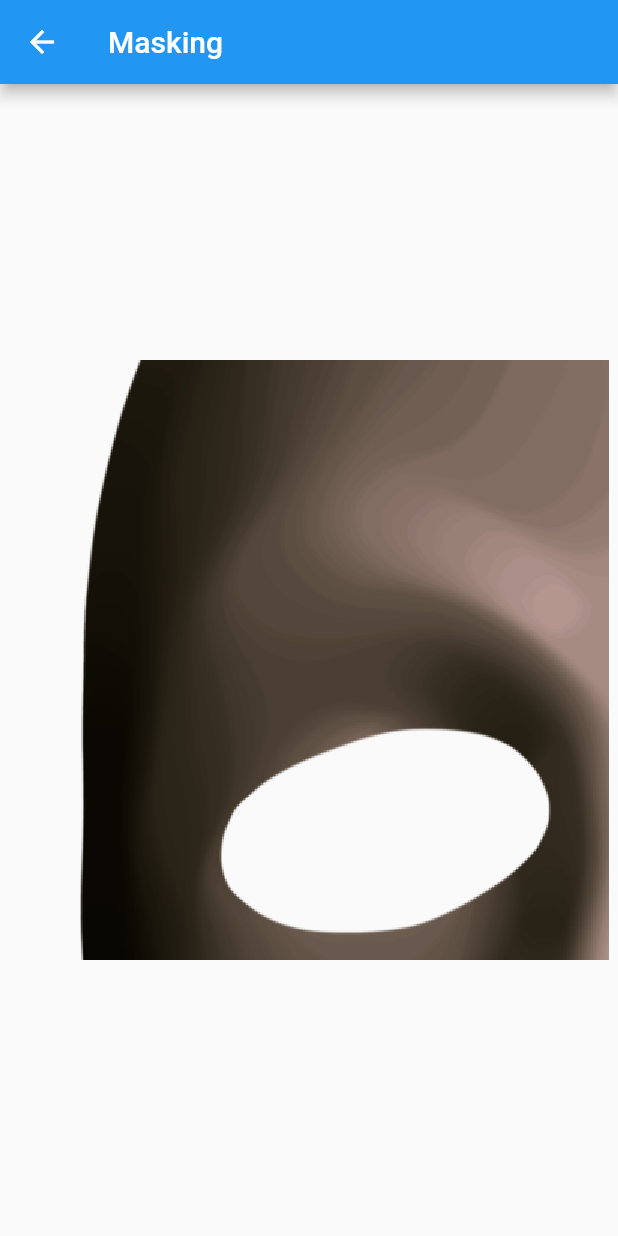
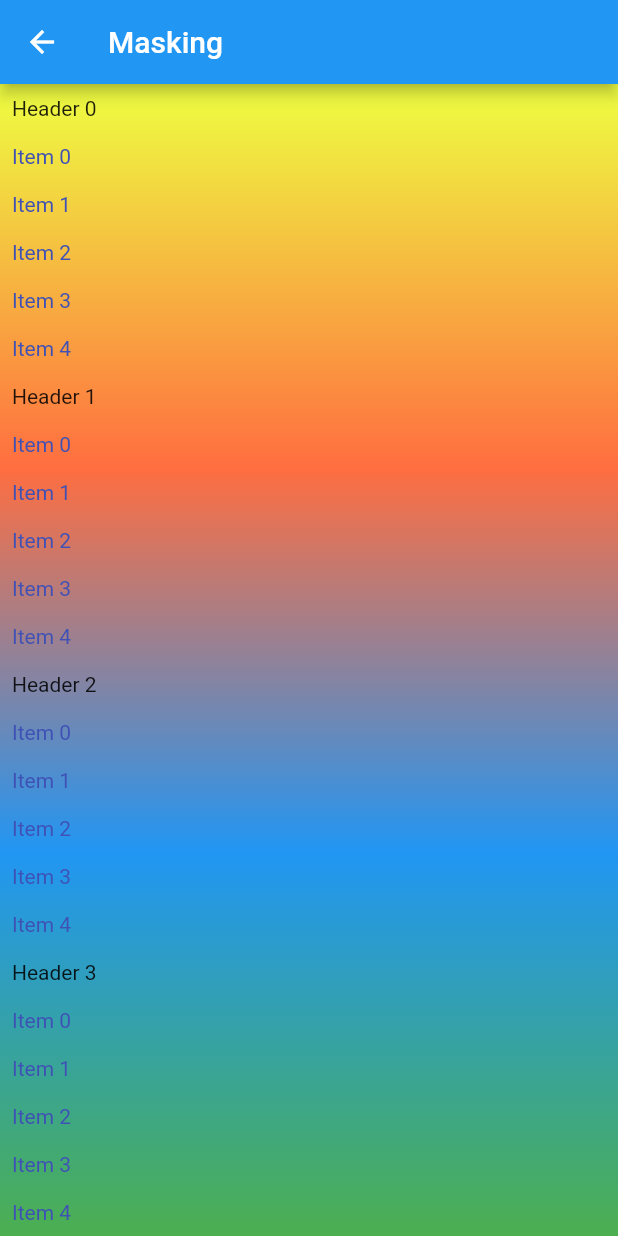
Before and after one commit to maqoo/flutter_shaders, a Flutter app: the screen it shows after launch, after a tap on "Masking", on a phone screen of 412 x 824 dp. Run offline on Flutter 3.47's test engine with Material 2 defaults, Android fonts, the phone set to English and light mode, and no system bars; drawn by our look-alikes of sticky_headers.

```diff
--- /dev/null
+++ b/lib/list.dart
@@ -0,0 +1,88 @@
+import 'package:flutter/material.dart';
+import 'package:flutter/widgets.dart';
+import 'package:sticky_headers/sticky_headers.dart';
+
+typedef ListSectionHeaderBuilder = Widget Function(
+    BuildContext context, int index);
+typedef ListItemBuilder = Widget Function(
+    BuildContext context, int sectionIndex, int itemIndex);
+typedef ListSectionItemsCountHandler = int Function(int sectionIndex);
+typedef ListSeparatorBuilder = Widget Function(
+    BuildContext context, int sectionIndex);
+
+class StickyHeaderMaskedList extends StatelessWidget {
+  const StickyHeaderMaskedList(
+      {@required int sectionCount,
+      @required ListSectionHeaderBuilder sectionHeaderBuilder,
+      @required ListItemBuilder elementBuilder,
+      @required ListSectionItemsCountHandler sectionItemsCountHandler,
+      EdgeInsets padding = EdgeInsets.zero})
+      : assert(sectionHeaderBuilder != null),
+        assert(sectionCount != null),
+        assert(elementBuilder != null),
+        assert(sectionItemsCountHandler != null),
+        _sectionElementsCountHandler = sectionItemsCountHandler,
+        _elementBuilder = elementBuilder,
+        _sectionCount = sectionCount,
+        _sectionHeaderBuilder = sectionHeaderBuilder,
+        _padding = padding;
+
+  final int _sectionCount;
+  final ListSectionItemsCountHandler _sectionElementsCountHandler;
+  final ListItemBuilder _elementBuilder;
+  final ListSectionHeaderBuilder _sectionHeaderBuilder;
+  final EdgeInsets _padding;
+
+  @override
+  Widget build(BuildContext context) => ListView.builder(
+      padding: _padding, itemCount: _sectionCount, itemBuilder: _sectionHeader);
+
+  StickyHeader _sectionHeader(BuildContext context, int sectionIndex) {
+    final GlobalKey eventListHeaderKey = GlobalKey();
+    final GlobalKey shaderMaskKey = GlobalKey();
+
+    return StickyHeader(
+        header: Container(
+            key: eventListHeaderKey,
+            child: _sectionHeaderBuilder(context, sectionIndex)),
+        content: ShaderMask(
+            key: shaderMaskKey,
+            shaderCallback: (Rect rect) =>
+                _listShader(eventListHeaderKey, shaderMaskKey, rect),
+            blendMode: BlendMode.dstIn,
+            child: Container(
+                child: ListView.builder(
+                    physics: const NeverScrollableScrollPhysics(),
+                    shrinkWrap: true,
+                    itemCount: _sectionElementsCountHandler(sectionIndex),
+                    itemBuilder: (BuildContext context, int index) =>
+                        _elementBuilder(context, sectionIndex, index)))));
+  }
+
+  Shader _listShader(
+      GlobalKey listHeaderKey, GlobalKey shaderMaskKey, Rect rect) {
+    final RenderBox listHeaderRenderBox =
+        listHeaderKey.currentContext.findRenderObject();
+    final Offset offset = listHeaderRenderBox.localToGlobal(Offset.zero);
+
+    final RenderBox shaderMaskRenderBox =
+        shaderMaskKey.currentContext.findRenderObject();
+    final Offset offset2 = shaderMaskRenderBox.globalToLocal(offset);
+
+    return LinearGradient(
+        begin: Alignment.topCenter,
+        end: Alignment.bottomCenter,
+        stops: <double>[
+          0,
+          (rect.top + offset2.dy) / rect.height,
+          (rect.top + offset2.dy) / rect.height,
+          1
+        ],
+        colors: <Color>[
+          Colors.transparent,
+          Colors.transparent,
+          Colors.white,
+          Colors.white
+        ]).createShader(Rect.fromLTWH(0, 0, rect.width, rect.height));
+  }
+}
--- a/lib/mask_painting.dart
+++ b/lib/mask_painting.dart
@@ -12,11 +12,13 @@ class MaskPainting extends SingleChildRenderObjectWidget {
   final ui.Image image;
 
   @override
-  RenderObject createRenderObject(BuildContext context) => MaskPaintingFilter(image);
+  RenderObject createRenderObject(BuildContext context) =>
+      MaskPaintingFilter(image);
 }
 
 class MaskPaintingFilter extends rendering.RenderProxyBox {
-  MaskPaintingFilter(this.image) : _maskPaint = Paint()..blendMode = BlendMode.srcIn;
+  MaskPaintingFilter(this.image)
+      : _maskPaint = Paint()..blendMode = BlendMode.overlay;
 
   final Paint _clearPaint = Paint();
   final Paint _maskPaint;
@@ -36,10 +38,14 @@ class MaskPaintingFilter extends rendering.RenderProxyBox {
     _maskPaint.shader = ImageShader(
         image, TileMode.clamp, TileMode.clamp, Matrix4.identity().storage);
 
-//    _maskPaint.shader = SweepGradient(colors: <Color>[Colors.white, Colors.black], tileMode: TileMode.repeated).createShader(rect);
+//    _maskPaint.shader = SweepGradient(
+//            colors: <Color>[Colors.transparent, Colors.black],
+//            tileMode: TileMode.repeated)
+//        .createShader(rect);
 
     context.canvas.saveLayer(rect, _clearPaint);
     context.paintChild(child, offset);
+//    context.canvas.scale(0.5, 0.5);
     context.canvas.drawRect(rect, _maskPaint);
     context.canvas.restore();
   }
--- a/lib/masking.dart
+++ b/lib/masking.dart
@@ -1,8 +1,5 @@
-import 'dart:async';
-import 'dart:ui' as ui;
-
 import 'package:flutter/material.dart';
-import 'package:flutter_shaders/mask_painting.dart';
+import 'package:flutter_shaders/list.dart';
 
 class MaskingPage extends StatefulWidget {
   @override
@@ -11,8 +8,7 @@ class MaskingPage extends StatefulWidget {
 
 class MaskingPageState extends State<MaskingPage> {
   Widget get _background => Container(
-        width: 400,
-        height: 400,
+        constraints: BoxConstraints.expand(),
         decoration: BoxDecoration(
           gradient: LinearGradient(
             begin: Alignment.topCenter,
@@ -33,39 +29,35 @@ class MaskingPageState extends State<MaskingPage> {
       appBar: AppBar(
         title: Text('Masking'),
       ),
-      body: Center(
-        child: Column(
-          mainAxisAlignment: MainAxisAlignment.center,
-          children: <Widget>[
-            FutureBuilder<ui.Image>(
-              future: _getAssetImage('assets/images/mask.png'),
-              builder:
-                  (BuildContext context, AsyncSnapshot<ui.Image> snapshot) {
-                if (snapshot.hasData) {
-                  switch (snapshot.connectionState) {
-                    case ConnectionState.done:
-                      return MaskPainting(_background, image: snapshot.data);
-                    default:
-                      return SizedBox.shrink();
-                  }
-                }
-
-                return SizedBox.shrink();
-              },
-            )
-          ],
-        ),
+      body: Stack(
+        children: <Widget>[_background, _stickyHeaderMaskedList(context)],
       ),
     );
   }
 
-  Future<ui.Image> _getAssetImage(String assetPath) {
-    Completer<ui.Image> completer = new Completer<ui.Image>();
-
-    new AssetImage(assetPath).resolve(new ImageConfiguration()).addListener(
-        ImageStreamListener(
-            (ImageInfo info, bool _) => completer.complete(info.image)));
-
-    return completer.future;
-  }
+  Widget _stickyHeaderMaskedList(BuildContext context) =>
+      StickyHeaderMaskedList(
+        sectionCount: 10,
+        sectionHeaderBuilder: (BuildContext context, int sectionIndex) {
+          return Container(
+            child: Padding(
+              padding: const EdgeInsets.all(8),
+              child: Text('Header $sectionIndex'),
+            ),
+          );
+        },
+        elementBuilder:
+            (BuildContext context, int sectionIndex, int elementIndex) {
+          return Container(
+            child: Padding(
+              padding: const EdgeInsets.all(8),
+              child: Text(
+                'Item $elementIndex',
+                style: TextStyle(color: Colors.indigo),
+              ),
+            ),
+          );
+        },
+        sectionItemsCountHandler: (int _) => 5,
+      );
 }
--- a/pubspec.yaml
+++ b/pubspec.yaml
@@ -23,6 +23,7 @@ dependencies:
   # The following adds the Cupertino Icons font to your application.
   # Use with the CupertinoIcons class for iOS style icons.
   cupertino_icons: ^0.1.2
+  sticky_headers:
 
 dev_dependencies:
   flutter_test:
```
Also changed, not shown: pubspec.lock.
